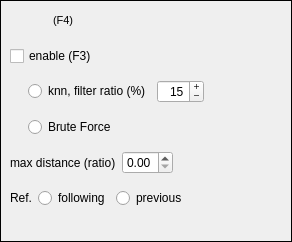
Before: the Qt Designer form tools/ui/ui/ui_widget_warp.ui in JepEtau/mco, drawn with Qt 5.
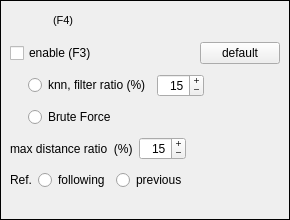
After: the same form once the commit is applied. Icons and pictures are not drawn.

```diff
--- a/tools/ui/ui/ui_widget_warp.ui
+++ b/tools/ui/ui/ui_widget_warp.ui
@@ -6,8 +6,8 @@
    <rect>
     <x>0</x>
     <y>0</y>
-    <width>292</width>
-    <height>242</height>
+    <width>290</width>
+    <height>220</height>
    </rect>
   </property>
   <property name="sizePolicy">
@@ -119,6 +119,8 @@
          <number>12</number>
         </property>
         <item>
+         <layout class="QHBoxLayout" name="horizontalLayout_6">
+          <item>
          <widget class="QCheckBox" name="checkBox_enabled">
           <property name="sizePolicy">
            <sizepolicy hsizetype="Maximum" vsizetype="Fixed">
@@ -132,6 +134,34 @@
          </widget>
         </item>
         <item>
+           <spacer name="horizontalSpacer_6">
+            <property name="orientation">
+             <enum>Qt::Orientation::Horizontal</enum>
+            </property>
+            <property name="sizeHint" stdset="0">
+             <size>
+              <width>40</width>
+              <height>20</height>
+             </size>
+            </property>
+           </spacer>
+          </item>
+          <item>
+           <widget class="QPushButton" name="pushButton_default_values">
+            <property name="sizePolicy">
+             <sizepolicy hsizetype="Maximum" vsizetype="Fixed">
+              <horstretch>0</horstretch>
+              <verstretch>0</verstretch>
+             </sizepolicy>
+            </property>
+            <property name="text">
+             <string>default</string>
+            </property>
+           </widget>
+          </item>
+         </layout>
+        </item>
+        <item>
          <layout class="QHBoxLayout" name="horizontalLayout_2">
           <property name="leftMargin">
            <number>18</number>
@@ -214,17 +244,38 @@
           <item>
            <widget class="QLabel" name="label_2">
             <property name="text">
-             <string>max distance (ratio)</string>
+             <string>max distance ratio  (%)</string>
             </property>
            </widget>
           </item>
           <item>
-           <widget class="QDoubleSpinBox" name="doubleSpinBox">
+           <widget class="QSpinBox" name="spinBox_max_distance_ratio">
+            <property name="maximumSize">
+             <size>
+              <width>80</width>
+              <height>16777215</height>
+             </size>
+            </property>
+            <property name="focusPolicy">
+             <enum>Qt::FocusPolicy::NoFocus</enum>
+            </property>
+            <property name="alignment">
+             <set>Qt::AlignmentFlag::AlignRight|Qt::AlignmentFlag::AlignTrailing|Qt::AlignmentFlag::AlignVCenter</set>
+            </property>
+            <property name="buttonSymbols">
+             <enum>QAbstractSpinBox::ButtonSymbols::PlusMinus</enum>
+            </property>
+            <property name="suffix">
+             <string notr="true"/>
+            </property>
+            <property name="prefix">
+             <string notr="true"/>
+            </property>
             <property name="maximum">
-             <double>0.600000000000000</double>
+             <number>100</number>
             </property>
-            <property name="singleStep">
-             <double>0.100000000000000</double>
+            <property name="value">
+             <number>15</number>
             </property>
            </widget>
           </item>
```
Left out of the diff: 2 changed lines with no effect on the pictures. Lines whose indentation alone changed are shown as unchanged.
